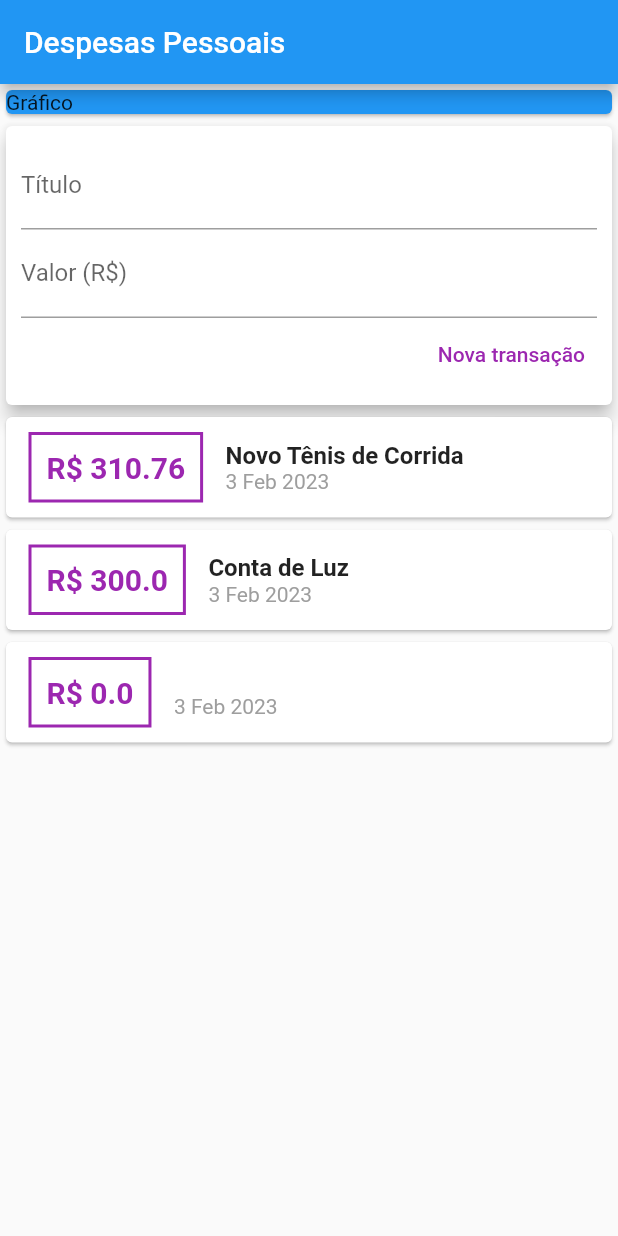
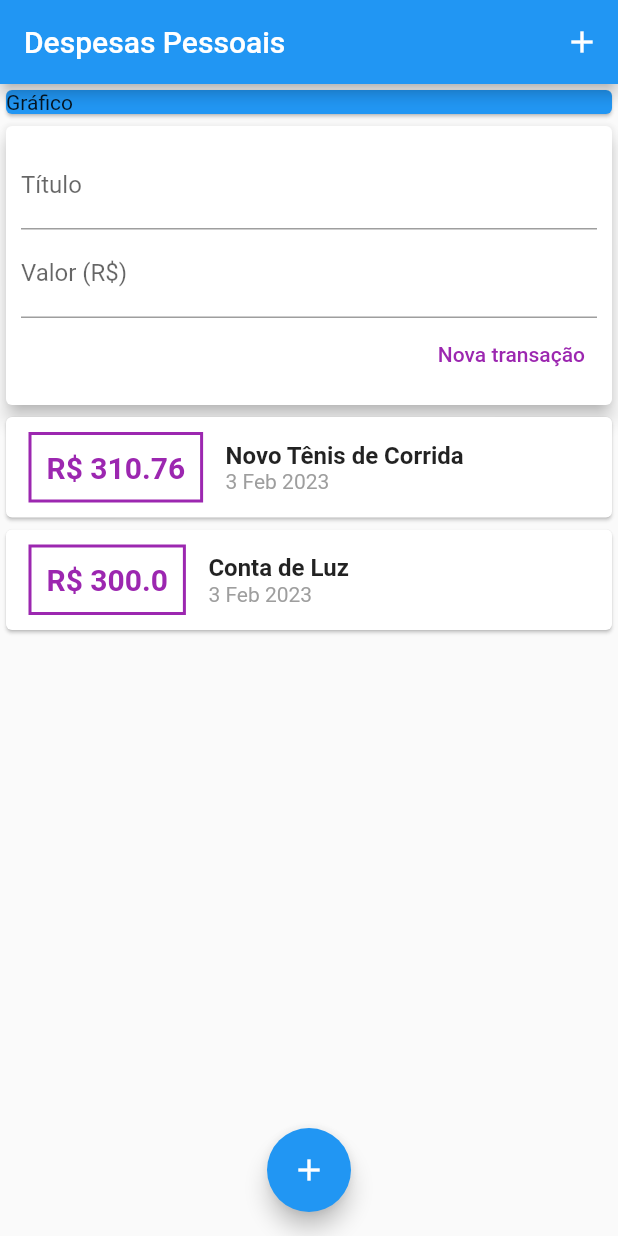
Before and after one commit to alex-custodio/DespesasPessoais, a Flutter app: the screen it shows after launch, after a tap on "Nova transação", on a phone screen of 412 x 824 dp. Run offline on Flutter 3.47's test engine with Material 2 defaults, Android fonts, the phone set to English and light mode, and no system bars.

Commit message:
adicionando floating action button

```diff
--- a/lib/components/transaction_form.dart
+++ b/lib/components/transaction_form.dart
@@ -4,6 +4,16 @@ class TransactionForm extends StatelessWidget {
   var titleController = TextEditingController();
   void Function(String, String) onSubmit;
   var valueController = TextEditingController();
+
+  onSubmitForm() {
+    var title = titleController.text;
+    var value = double.tryParse(valueController.text) ?? 0.0;
+    if (title.isEmpty || value <= 0) {
+      return;
+    }
+    onSubmit(title, value.toString());
+  }
+
   TransactionForm({required this.onSubmit});
   @override
   Widget build(BuildContext context) {
@@ -17,19 +27,20 @@ class TransactionForm extends StatelessWidget {
               decoration: InputDecoration(
                 labelText: "Título",
               ),
+              onSubmitted: (_) => onSubmitForm(),
               controller: titleController,
             ),
             TextField(
               decoration: InputDecoration(labelText: "Valor (R\$)"),
+              keyboardType: TextInputType.numberWithOptions(decimal: true),
+              onSubmitted: (_) => onSubmitForm(),
               controller: valueController,
             ),
             Row(
               mainAxisAlignment: MainAxisAlignment.end,
               children: [
                 TextButton(
-                    onPressed: () {
-                      onSubmit(titleController.text, valueController.text);
-                    },
+                    onPressed: onSubmitForm,
                     child: Text(
                       "Nova transação",
                       style: TextStyle(color: Colors.purple),
--- a/lib/main.dart
+++ b/lib/main.dart
@@ -12,7 +12,7 @@ class ExpensesApp extends StatelessWidget {
 
   @override
   Widget build(BuildContext context) {
-    return MaterialApp(home: MyHomePage());
+    return MaterialApp(home: MyHomePage(), debugShowCheckedModeBanner: false,);
   }
 }
 
@@ -22,6 +22,7 @@ class MyHomePage extends StatelessWidget {
     return Scaffold(
       appBar: AppBar(
         title: Text("Despesas Pessoais"),
+        actions: [IconButton(onPressed: () {}, icon: Icon(Icons.add))],
       ),
       body: SingleChildScrollView(
         child: Column(
@@ -34,10 +35,13 @@ class MyHomePage extends StatelessWidget {
                 child: Text("Gráfico"),
               ),
             ),
-            TransactionUser()
+            TransactionUser(),
           ],
         ),
       ),
+      floatingActionButton: FloatingActionButton(onPressed: () {}, child: Icon(Icons.add),),
+      floatingActionButtonLocation: FloatingActionButtonLocation.centerFloat,
+
     );
   }
 }
```
